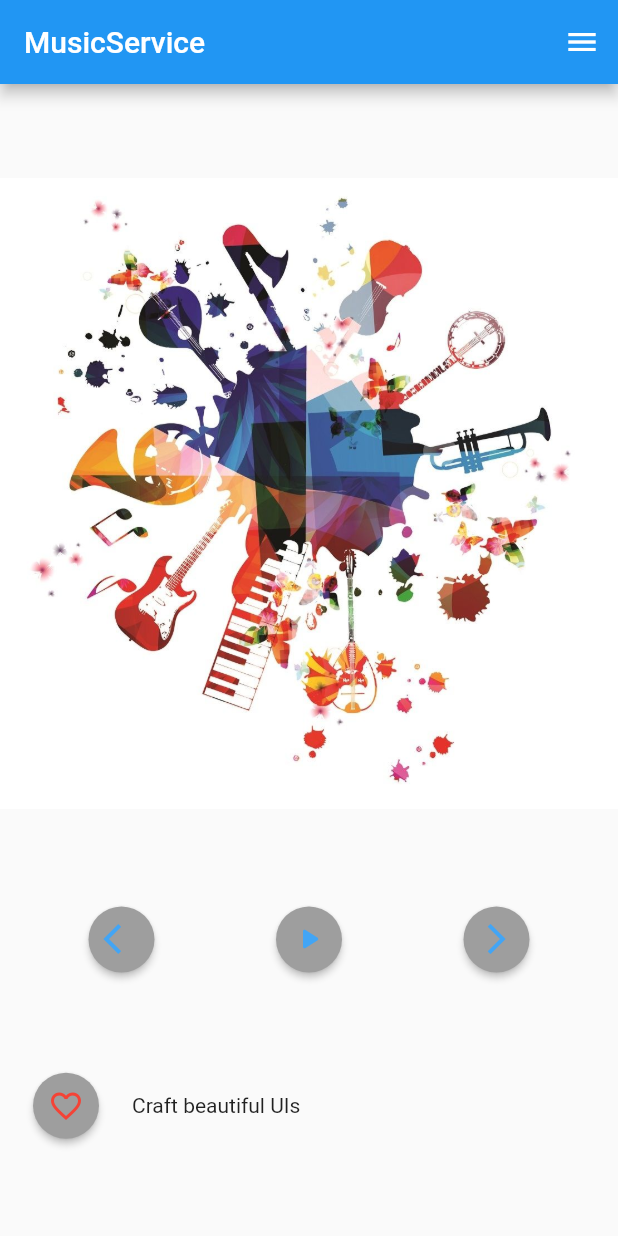
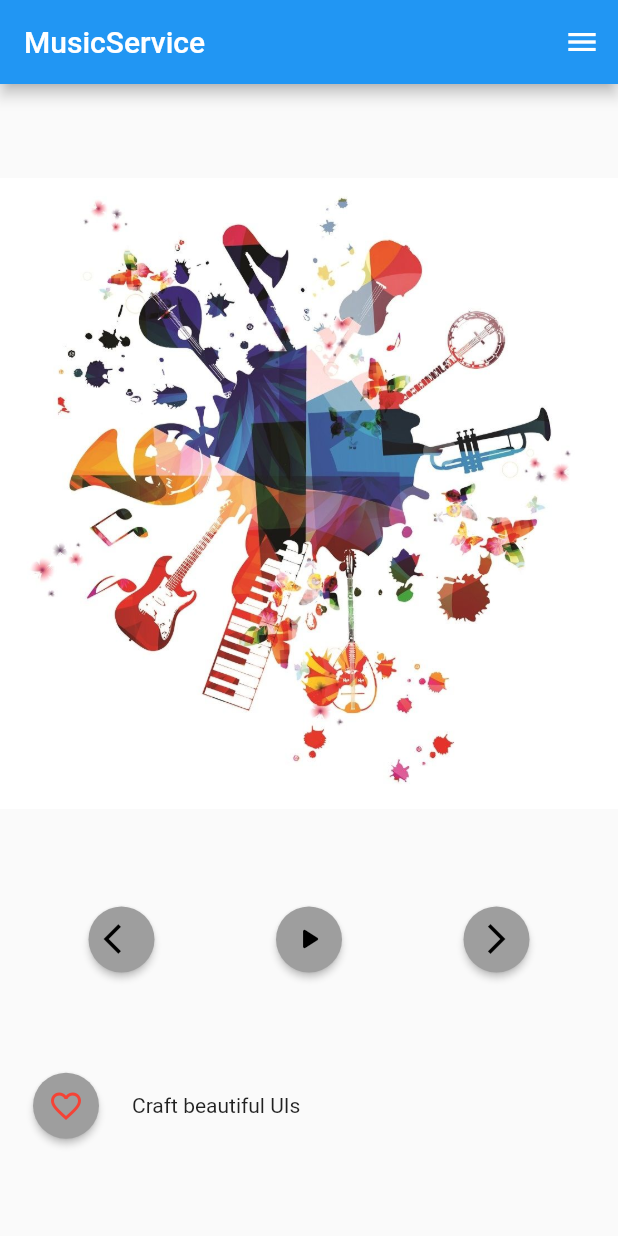
Before and after one commit to ilyasbelfar/TDM_TP_Finale_With_Fluter, a Flutter app: the screen it shows after launch, on a phone screen of 412 x 824 dp. Run offline on Flutter 3.47's test engine with Material 2 defaults, Android fonts, the phone set to English and light mode, and no system bars; our stand-ins replace file_picker, permission_handler, sqflite; accounts and stored records are empty.

Commit message:
Update Files
Update Files

```diff
--- a/lib/main.dart
+++ b/lib/main.dart
@@ -149,7 +149,7 @@ class _HomeState extends State<Home> {
                     vertical: 10,
                   ),
                   shape: CircleBorder(),
-                  child: Icon(Icons.arrow_back_ios, color: Colors.blue.shade400,),
+                  child: Icon(Icons.arrow_back_ios, color: Colors.black,),
                   onPressed: () {
                     _query();
                   },
@@ -160,7 +160,7 @@ class _HomeState extends State<Home> {
             vertical: 10,
           ),
           shape: CircleBorder(),
-          child: Icon(_isPlaying?Icons.pause:Icons.play_arrow_rounded, color: Colors.blue.shade400,),
+          child: Icon(_isPlaying?Icons.pause:Icons.play_arrow_rounded, color: Colors.black,),
           onPressed: () {
             setState(() {
               _isPlaying=!_isPlaying;
@@ -173,7 +173,7 @@ class _HomeState extends State<Home> {
                     vertical: 10,
                   ),
                   shape: CircleBorder(),
-                  child: Icon(Icons.arrow_forward_ios, color: Colors.blue.shade400,),
+                  child: Icon(Icons.arrow_forward_ios, color: Colors.black,),
                   onPressed: () {
                   },
                 ),
```
Also changed, not shown: 10 other files.
